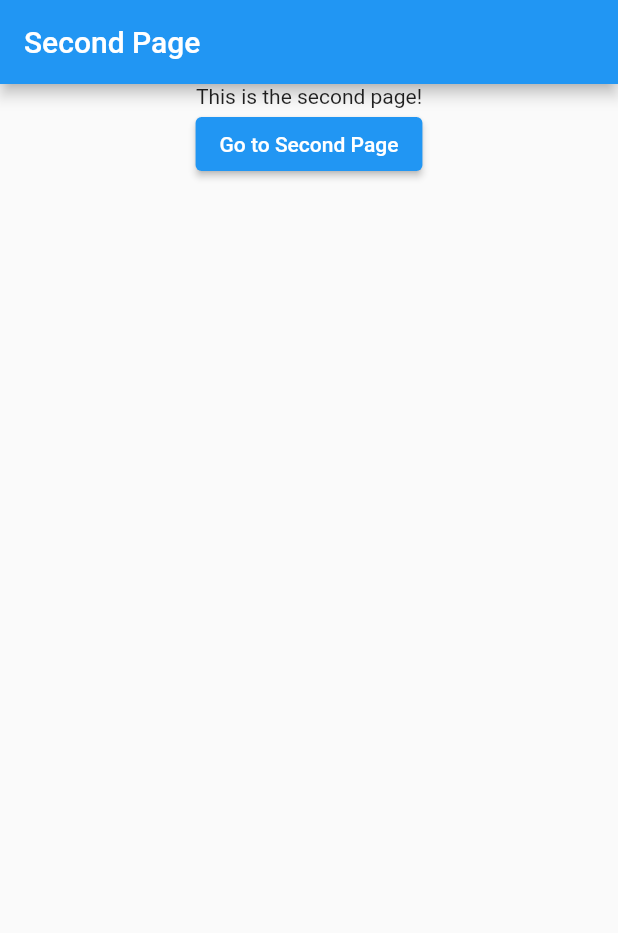
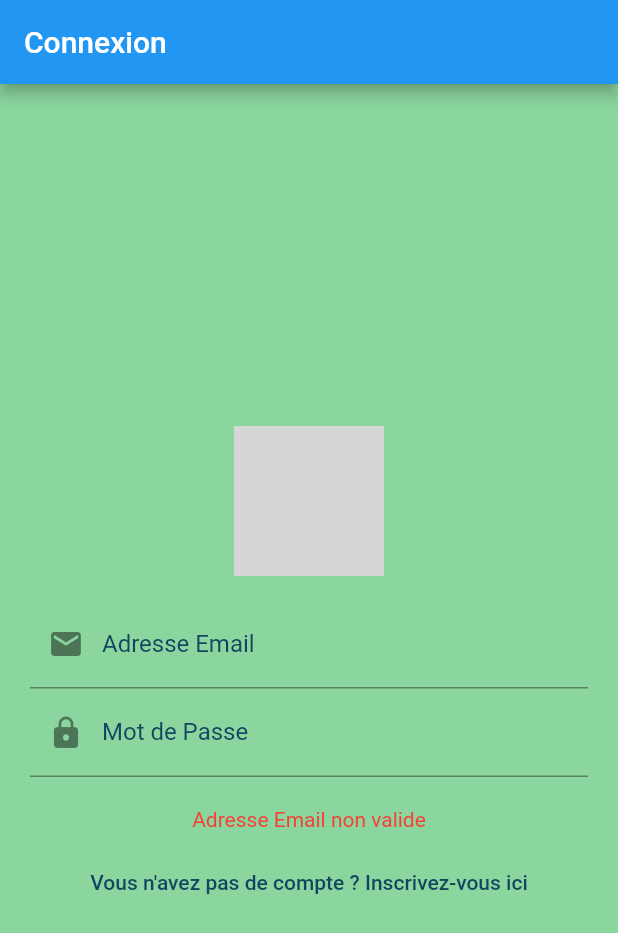
Before and after one commit to zmo2s/GreenGo, a Flutter app: the screen it shows after launch, on a phone screen of 412 x 824 dp. Shown: the top 933 px of the screen. Run offline on Flutter 3.47's test engine with Material 2 defaults, Android fonts, the phone set to English and light mode, and no system bars; our stand-ins replace camera, flutter_map, latlong2; grey boxes are pictures that could not be loaded.

Commit message:
feat map and login page

```diff
--- a/lib/bottom_navigation_bar.dart
+++ b/lib/bottom_navigation_bar.dart
@@ -1,4 +1,5 @@
 import 'package:flutter/material.dart';
+import 'package:plant/login.dart';
 import 'package:plant/pictureList.dart';
 
 import 'map.dart';
@@ -35,10 +36,7 @@ class _BottomNavigationBarExampleState
   static  List<Widget> _widgetOptions = <Widget>[
 
     MapWidget(),
-    Text(
-      'Index 2: School',
-      style: optionStyle,
-    ),
+    LoginPage()
   ];
 
   void _onItemTapped(int index) {
--- /dev/null
+++ b/lib/login.dart
@@ -0,0 +1,175 @@
+
+import 'package:flutter/material.dart';
+
+class LoginPage extends StatelessWidget {
+  final emailController = TextEditingController();
+  final passwordController = TextEditingController();
+
+  Future<bool> isEmailValid(String email) async {
+    // Ici, vous devriez effectuer une requête à la base de données pour vérifier si l'e-mail est correct.
+    // Vous pouvez utiliser une bibliothèque comme http pour cela.
+
+    // Exemple simplifié : attendez 2 secondes pour simuler une requête asynchrone.
+    await Future.delayed(Duration(seconds: 2));
+
+    // Si l'e-mail est valide dans la base de données, retournez true, sinon retournez false.
+    return email == 'email_valide@example.com';
+  }
+
+  @override
+  Widget build(BuildContext context) {
+    return Scaffold(
+      appBar: AppBar(
+        title: Text('Connexion'),
+        backgroundColor: Theme.of(context).primaryColor,
+      ),
+      body: Container(
+        decoration: BoxDecoration(
+          color: Color(0xFF8BD59E), // Vert pâle
+        ),
+        child: Center(
+          child: Column(
+            mainAxisAlignment: MainAxisAlignment.center,
+            children: <Widget>[
+              Padding(
+                padding: EdgeInsets.all(16.0),
+                child: Image.asset('assets/images/planteoui.png', width: 100, height: 100),
+              ),
+              Container(
+                margin: EdgeInsets.symmetric(horizontal: 20),
+                child: TextFormField(
+                  controller: emailController,
+                  decoration: InputDecoration(
+                    labelText: 'Adresse Email',
+                    prefixIcon: Icon(Icons.email),
+                    labelStyle: TextStyle(color: Color(0xFF124660)), // Bleu foncé
+                  ),
+                  style: TextStyle(color: Color(0xFF124660)), // Bleu foncé
+                ),
+              ),
+              Container(
+                margin: EdgeInsets.symmetric(horizontal: 20),
+                child: TextFormField(
+                  controller: passwordController,
+                  decoration: InputDecoration(
+                    labelText: 'Mot de Passe',
+                    prefixIcon: Icon(Icons.lock),
+                    labelStyle: TextStyle(color: Color(0xFF124660)), // Bleu foncé
+                  ),
+                  style: TextStyle(color: Color(0xFF124660)), // Bleu foncé
+                  obscureText: true,
+                ),
+              ),
+              SizedBox(height: 20),
+              FutureBuilder(
+                future: isEmailValid(emailController.text),
+                builder: (context, snapshot) {
+                  if (snapshot.connectionState == ConnectionState.waiting) {
+                    return CircularProgressIndicator();
+                  } else if (snapshot.data == true) {
+                    // L'e-mail est valide dans la base de données.
+                    return ElevatedButton(
+                      onPressed: () {
+                        // Effectuez votre logique de connexion ici.
+                      },
+                      style: ElevatedButton.styleFrom(
+                        primary: Theme.of(context).primaryColor,
+                        padding: EdgeInsets.all(12),
+                        shape: RoundedRectangleBorder(
+                          borderRadius: BorderRadius.circular(24),
+                        ),
+                      ),
+                      child: Text('Connexion', style: TextStyle(fontSize: 18)),
+                    );
+                  } else {
+                    // L'e-mail n'est pas valide dans la base de données.
+                    return Text('Adresse Email non valide', style: TextStyle(color: Colors.red));
+                  }
+                },
+              ),
+              SizedBox(height: 10),
+              TextButton(
+                onPressed: () {
+                  Navigator.of(context).push(MaterialPageRoute(builder: (context) => RegisterPage()));
+                },
+                child: Text("Vous n'avez pas de compte ? Inscrivez-vous ici", style: TextStyle(color: Color(0xFF124660)),),
+              ),
+            ],
+          ),
+        ),
+      ),
+    );
+  }
+}
+
+class RegisterPage extends StatelessWidget {
+  @override
+  Widget build(BuildContext context) {
+    return Scaffold(
+      appBar: AppBar(
+        title: Text('Inscription'),
+        backgroundColor: Theme.of(context).primaryColor,
+      ),
+      body: Container(
+        decoration: BoxDecoration(
+          color: Color(0xFFC7DBC2), // Vert clair
+        ),
+        child: Center(
+          child: Column(
+            mainAxisAlignment: MainAxisAlignment.center,
+            children: <Widget>[
+              Padding(
+                padding: EdgeInsets.all(16.0),
+                child: Image.asset('assets/images/planteoui.png', width: 100, height: 100),
+              ),
+              Container(
+                margin: EdgeInsets.symmetric(horizontal: 20),
+                child: TextFormField(
+                  decoration: InputDecoration(
+                    labelText: 'Adresse Email',
+                    prefixIcon: Icon(Icons.email),
+                    labelStyle: TextStyle(color: Color(0xFF124660)), // Bleu foncé
+                  ),
+                  style: TextStyle(color: Color(0xFF124660)), // Bleu foncé
+                ),
+              ),
+              Container(
+                margin: EdgeInsets.symmetric(horizontal: 20),
+                child: TextFormField(
+                  decoration: InputDecoration(
+                    labelText: 'Mot de Passe',
+                    prefixIcon: Icon(Icons.lock),
+                    labelStyle: TextStyle(color: Color(0xFF124660)), // Bleu foncé
+                  ),
+                  style: TextStyle(color: Color(0xFF124660)), // Bleu foncé
+                  obscureText: true,
+                ),
+              ),
+              SizedBox(height: 20),
+              ElevatedButton(
+                onPressed: () {
+                  Navigator.pushNamed(context, '/fourth');
+                },
+                style: ElevatedButton.styleFrom(
+                  primary: Theme.of(context).primaryColor,
+                  padding: EdgeInsets.all(12),
+                  shape: RoundedRectangleBorder(
+                    borderRadius: BorderRadius.circular(24),
+                  ),
+                ),
+                child: Text('Inscription', style: TextStyle(fontSize: 18)),
+              ),
+              SizedBox(height: 10),
+              TextButton(
+                onPressed: () {
+                  Navigator.of(context).pop();
+                },
+                child: Text("Vous avez déjà un compte ? Connectez-vous ici", style: TextStyle(color: Color(0xFF124660)),),
+              ),
+            ],
+          ),
+        ),
+      ),
+    );
+  }
+}
--- a/lib/main.dart
+++ b/lib/main.dart
@@ -1,5 +1,6 @@
 import 'package:camera/camera.dart';
 import 'package:flutter/material.dart';
+import 'package:plant/login.dart';
 import 'package:plant/pictureList.dart';
 import 'package:plant/take_picture.dart';
 
@@ -52,7 +53,7 @@ class MyApp extends StatelessWidget {
     return MaterialApp(
       initialRoute: '/', // Define the initial route
       routes: {
-        '/': (context) => SecondPage(), // Define the first page as the initial route
+        '/': (context) => LoginPage(), // Define the first page as the initial route
         '/second': (context) => TakePictureScreen(camera: firstCamera1),
         '/third': (context) => PictureList(),// Define the second page route
         '/fourth': (context) => BottomNavigationBarExampleApp()
```
Also changed, not shown: 1 other file.
